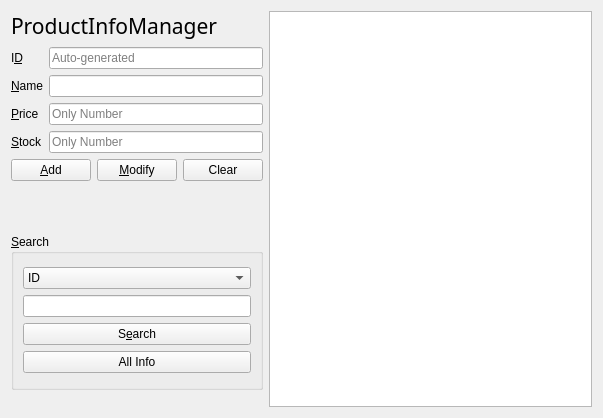
Qt form Osstem_Project2/productmanagerform.ui (jshs214/Qt_ProjectDB) before a commit.
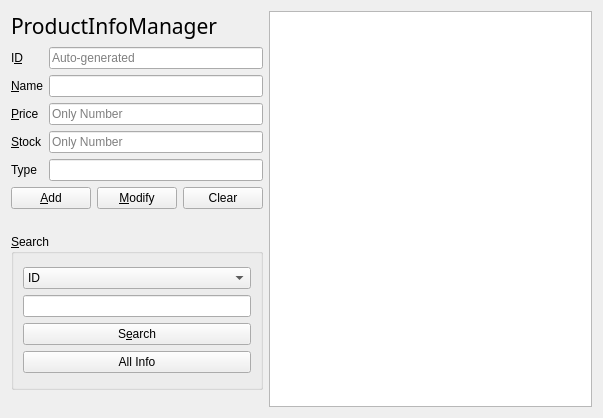
The same form after that commit.

Patch:
```diff
--- a/Osstem_Project2/productmanagerform.ui
+++ b/Osstem_Project2/productmanagerform.ui
@@ -104,7 +104,7 @@
            </property>
           </widget>
          </item>
-         <item row="4" column="0" colspan="2">
+         <item row="5" column="0" colspan="2">
           <layout class="QHBoxLayout" name="addHorizontalLayout">
            <item>
             <widget class="QPushButton" name="addPushButton">
@@ -129,6 +129,16 @@
            </item>
           </layout>
          </item>
+         <item row="4" column="0">
+          <widget class="QLabel" name="typeLabel">
+           <property name="text">
+            <string>Type</string>
+           </property>
+          </widget>
+         </item>
+         <item row="4" column="1">
+          <widget class="QLineEdit" name="typeLineEdit"/>
+         </item>
         </layout>
        </item>
        <item>
```
Left out of the diff: 20 changed lines with no effect on the pictures.
